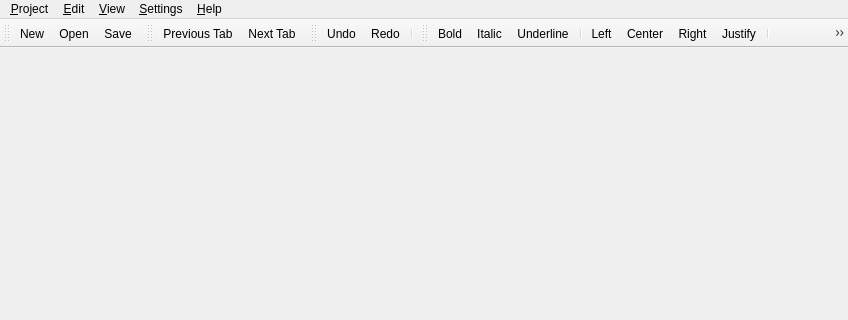
First picture: the form in src/main/mainwindow.ui, repository axsapronov/bQella, before the edit; both pictures show x 0 to 848 and y 0 to 320 of the 848 by 672 pixel window.
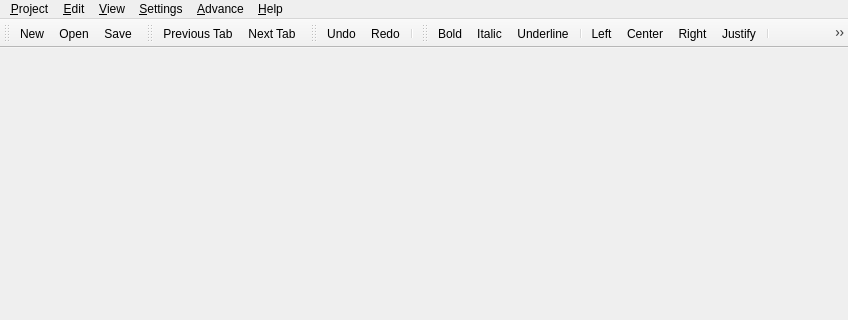
Second picture: the form after the edit. Icons and pictures are not drawn.

```diff
--- a/src/main/mainwindow.ui
+++ b/src/main/mainwindow.ui
@@ -223,10 +223,17 @@
     <addaction name="separator"/>
     <addaction name="actionAppExit"/>
    </widget>
+   <widget class="QMenu" name="menuAdvance">
+    <property name="title">
+     <string>&amp;Advance</string>
+    </property>
+    <addaction name="actionAdvanceSplitFile"/>
+   </widget>
    <addaction name="menuProject"/>
    <addaction name="editMenu"/>
    <addaction name="viewMenu"/>
    <addaction name="menuSettings"/>
+   <addaction name="menuAdvance"/>
    <addaction name="helpMenu"/>
   </widget>
   <widget class="QToolBar" name="toolBarFormat">
```
Left out of the diff: 8 changed lines with no effect on the pictures.
